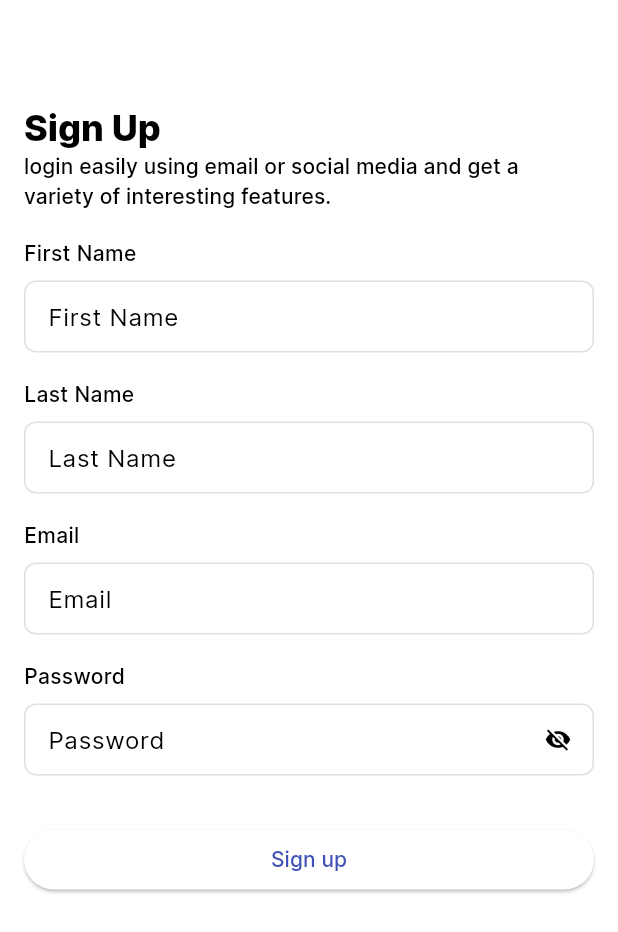
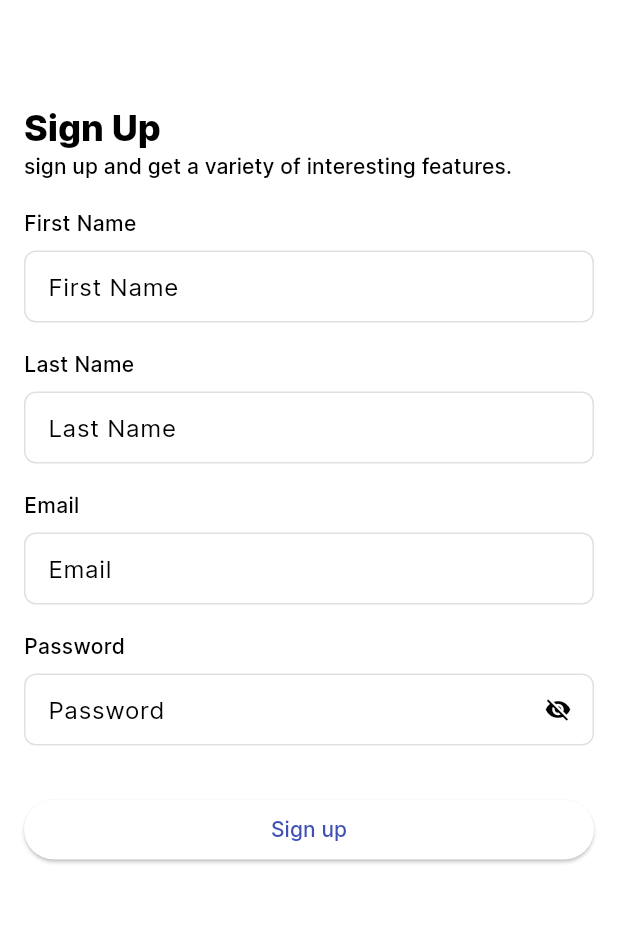
Before and after one commit to do4Mother/expiry-date, a Flutter app: the SignUpView screen opened by its route, on a phone screen of 412 x 824 dp. Shown: the top 932 px of the screen. Run offline on Flutter 3.47's test engine with Material 2 defaults, Android fonts, the phone set to English and light mode, and no system bars; drawn by our look-alikes of flutter_form_builder; our stand-ins replace bloc, cached_network_image, cloud_firestore, copy_with_extension, equatable, firebase_auth and 7 more; missing offline and left inert: cloud_firestore_odm; accounts and stored records are empty; network calls fail.

Commit message:
update text description

```diff
--- a/lib/views/sign-up/sign-up.dart
+++ b/lib/views/sign-up/sign-up.dart
@@ -67,7 +67,7 @@ class _SignUpViewState extends State<SignUpView> {
                   style: textTheme.headline4,
                 ),
                 Text(
-                  'login easily using email or social media and get a variety of interesting features.',
+                  'sign up and get a variety of interesting features.',
                   style: textTheme.subtitle2,
                 ),
                 kVerticalLargeBox,
```
